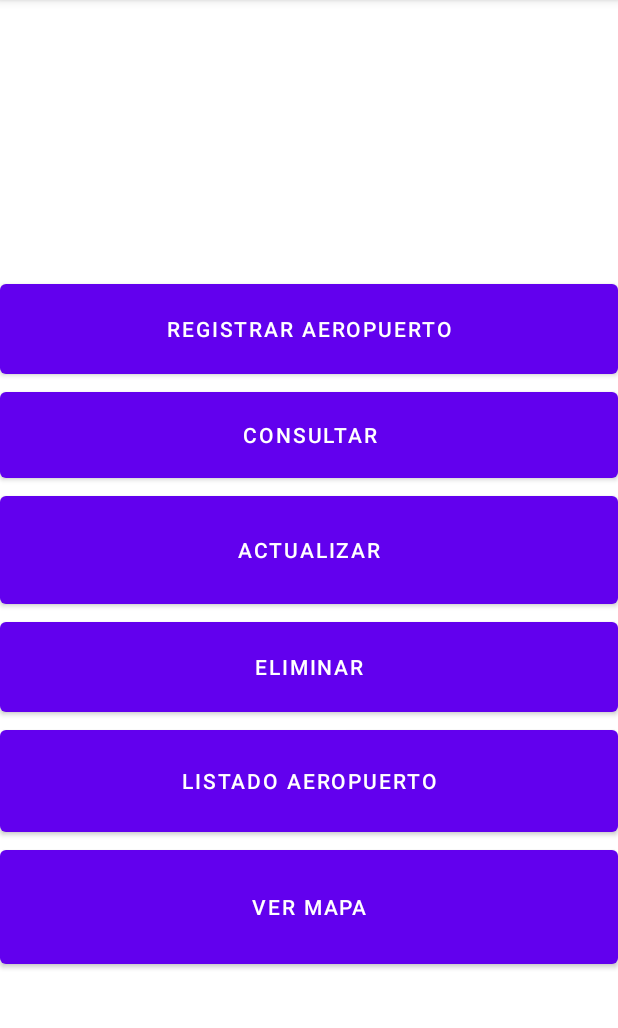
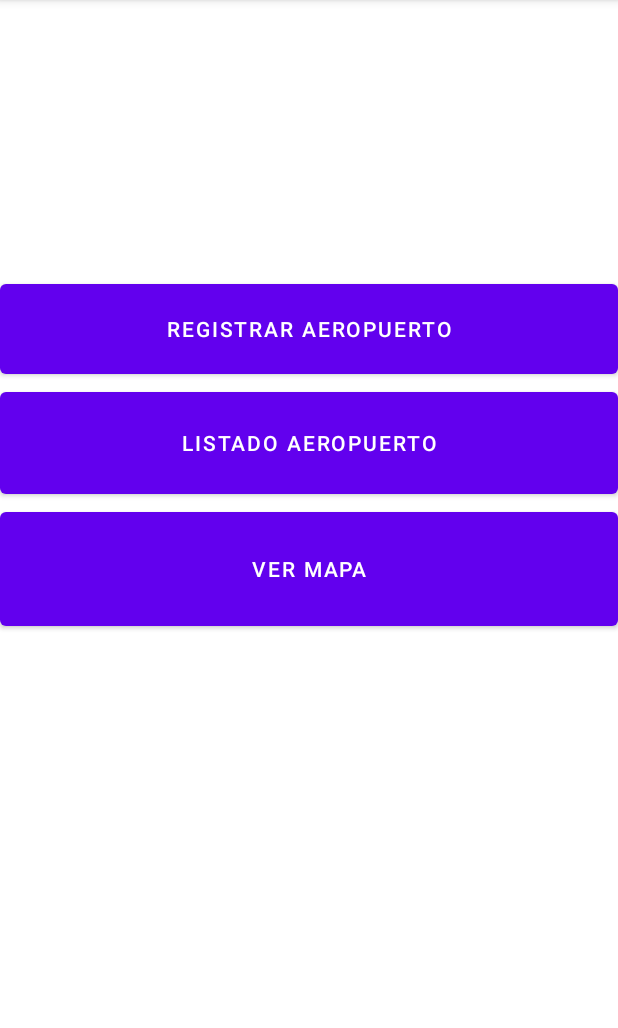
Before and after one commit to JulioJavif/TallerMapa, an Android app: the screen it shows after launch (MainActivity), on a phone screen of 412 x 824 dp, the part 84-1112 px from its top. Run offline under Robolectric (Android 15) with nearby library versions, the phone set to English and light mode, and no system bars.

```diff
--- a/app/src/main/java/com/example/tallermapa/MainActivity.java
+++ b/app/src/main/java/com/example/tallermapa/MainActivity.java
@@ -9,22 +9,16 @@ import android.view.View;
 import android.widget.Button;
 
 public class MainActivity extends AppCompatActivity implements View.OnClickListener {
-    Button registrar,consultar,actualizar,eliminar,listado,ver;
+    Button registrar,listado,ver;
 
     @Override
     protected void onCreate(Bundle savedInstanceState) {
         super.onCreate(savedInstanceState);
         setContentView(R.layout.activity_main);
         registrar=findViewById(R.id.btnregistrar);
-        consultar=findViewById(R.id.btnconsultar);
-        actualizar=findViewById(R.id.btnactualizar);
-        eliminar=findViewById(R.id.btneliminar);
         listado=findViewById(R.id.btnlistado);
         ver=findViewById(R.id.btnmapa);
         registrar.setOnClickListener(this);
-        consultar.setOnClickListener(this);
-        actualizar.setOnClickListener(this);
-        eliminar.setOnClickListener(this);
         listado.setOnClickListener(this);
         ver.setOnClickListener(this);
 
--- a/app/src/main/res/layout/activity_main.xml
+++ b/app/src/main/res/layout/activity_main.xml
@@ -19,24 +19,6 @@
         android:text="REGISTRAR AEROPUERTO" />
 
     <Button
-        android:id="@+id/btnconsultar"
-        android:layout_width="match_parent"
-        android:layout_height="69dp"
-        android:text="CONSULTAR" />
-
-    <Button
-        android:id="@+id/btnactualizar"
-        android:layout_width="match_parent"
-        android:layout_height="84dp"
-        android:text="ACTUALIZAR" />
-
-    <Button
-        android:id="@+id/btneliminar"
-        android:layout_width="match_parent"
-        android:layout_height="72dp"
-        android:text="ELIMINAR" />
-
-    <Button
         android:id="@+id/btnlistado"
         android:layout_width="match_parent"
         android:layout_height="80dp"
```
Also changed, not shown: app/src/main/AndroidManifest.xml (+9 -1 lines), app/src/main/java/com/example/tallermapa/MapsActivity.java (added, +14 -0 lines), app/src/main/java/com/example/tallermapa/RegistrarAeropuerto.java (+3 -6 lines), app/src/main/res/layout/activity_maps.xml (added, +7 -0 lines).
